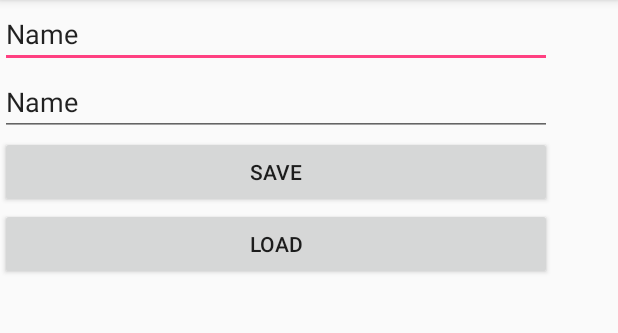
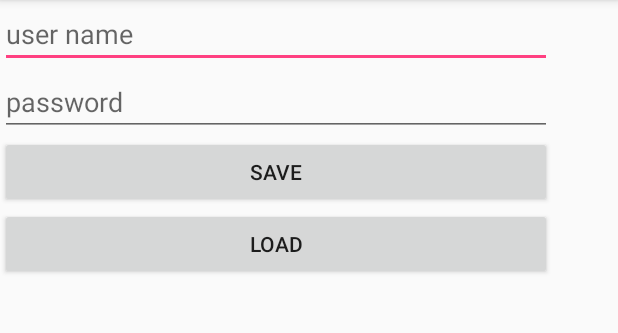
Before and after one commit to jaceksen/android_sqllite1, an Android app: the screen it shows after launch (MainActivity), on a phone screen of 412 x 824 dp, the part 84-417 px from its top. Run offline under Robolectric (Android 15) with nearby library versions, the phone set to English and light mode, and no system bars.

```diff
--- a/app/src/main/res/layout/activity_main.xml
+++ b/app/src/main/res/layout/activity_main.xml
@@ -14,34 +14,37 @@
         tools:layout_editor_absoluteX="8dp">
 
         <EditText
-            android:id="@+id/editText"
+            android:id="@+id/etUserName"
             android:layout_width="match_parent"
             android:layout_height="wrap_content"
             android:ems="10"
-            android:inputType="textPersonName"
-            android:text="Name" />
+            android:hint="user name"
+            android:inputType="textPersonName" />
 
         <EditText
-            android:id="@+id/editText2"
+            android:id="@+id/etPassword"
             android:layout_width="match_parent"
             android:layout_height="wrap_content"
             android:ems="10"
-            android:inputType="textPersonName"
-            android:text="Name" />
+            android:hint="password"
+            android:inputType="textPersonName" />
 
         <Button
-            android:id="@+id/button"
+            android:id="@+id/buSave"
             android:layout_width="match_parent"
             android:layout_height="wrap_content"
+            android:onClick="buSave"
             android:text="Save" />
 
         <Button
-            android:id="@+id/button2"
+            android:id="@+id/buLoad"
             android:layout_width="match_parent"
             android:layout_height="wrap_content"
+            android:onClick="buLoad"
             android:text="Load" />
 
         <ListView
+            android:id="@+id/LVNews"
             android:layout_width="match_parent"
             android:layout_height="match_parent" />
     </LinearLayout>
```
Also changed, not shown: app/src/main/java/pl/jaceksen/sqllite1/AdapterItems.java (added, +18 -0 lines), app/src/main/java/pl/jaceksen/sqllite1/DBManager.java (+16 -0 lines), app/src/main/java/pl/jaceksen/sqllite1/MainActivity.java (+133 -2 lines), app/src/main/res/layout/layout_ticket.xml (added, +27 -0 lines).
